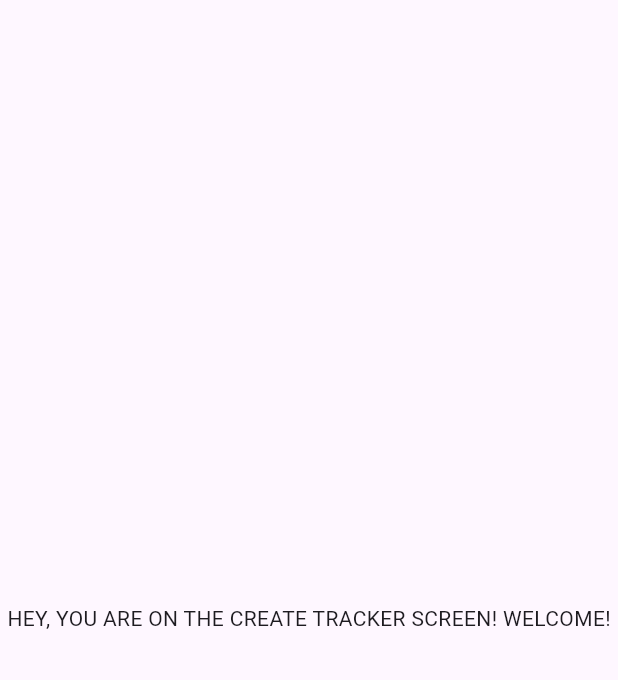
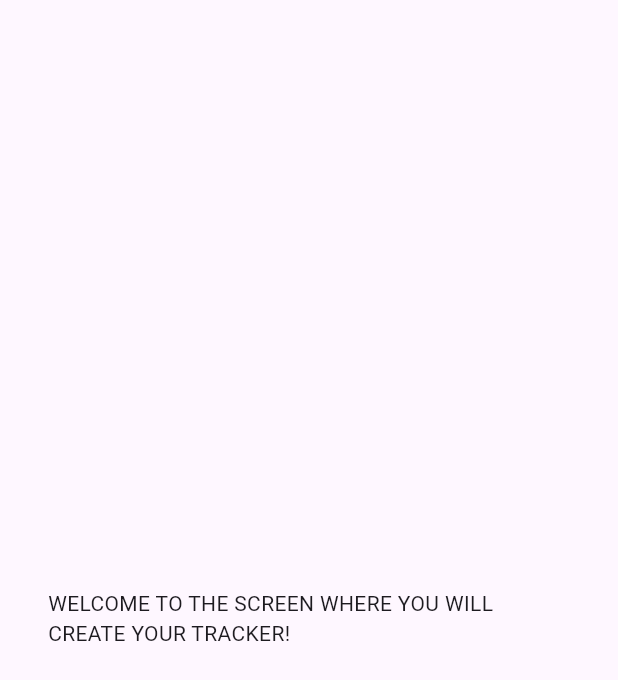
Before and after one commit to AHRGO/book-page-tracker, a Flutter app: the EmptyProgressScreen widget shown alone on an empty page, opened directly, after a tap on "Add tracker", on a phone screen of 412 x 824 dp. Shown: the top 680 px of the screen. Run offline on Flutter 3.47's test engine with Material 3 defaults, Android fonts, the phone set to English and light mode, and no system bars; our stand-ins replace equatable; missing offline and left inert: progress_tracker; statements that could not run were skipped.

Commit message:
adds a template widget for screens

```diff
--- a/lib/main.dart
+++ b/lib/main.dart
@@ -12,7 +12,11 @@ class MyApp extends StatelessWidget {
   Widget build(BuildContext context) {
     return MaterialApp(
       title: 'Progress Tracker',
-      theme: ThemeData(colorScheme: ColorScheme.fromSeed(seedColor: Colors.deepPurple)),
+      theme: ThemeData(
+        colorScheme: ColorScheme.fromSeed(
+          seedColor: Colors.deepPurple,
+        ),
+      ),
       home: HomeScreen(),
     );
   }
--- a/lib/presentation/screens/create_tracker_screen.dart
+++ b/lib/presentation/screens/create_tracker_screen.dart
@@ -1,14 +1,16 @@
 import 'package:flutter/material.dart';
+
+import '../../widgets/app_screen.dart';
 
 class CreateTrackerScreen extends StatelessWidget {
   const CreateTrackerScreen({super.key});
 
   @override
   Widget build(BuildContext context) {
-    return Scaffold(
-      body: const Center(
+    return AppScreen(
+      child: Center(
         child: Text(
-          'HEY, YOU ARE ON THE CREATE TRACKER SCREEN! WELCOME!',
+          'WELCOME TO THE SCREEN WHERE YOU WILL CREATE YOUR TRACKER!',
         ),
       ),
     );
--- a/lib/presentation/screens/empty_progress_screen.dart
+++ b/lib/presentation/screens/empty_progress_screen.dart
@@ -1,8 +1,9 @@
 import 'package:flutter/material.dart';
 
-import '../../utils/app_colors_local.dart';
+import '../../utils/app_colors.dart';
 import '../../utils/logger.dart';
 import '../../utils/paddings.dart';
+import '../../widgets/app_screen.dart';
 import 'create_tracker_screen.dart';
 
 class EmptyProgressScreen extends StatelessWidget {
@@ -10,8 +11,7 @@ class EmptyProgressScreen extends StatelessWidget {
 
   @override
   Widget build(BuildContext context) {
-    return Padding(
-      padding: const EdgeInsets.all(Paddings.p64),
+    return AppScreen(
       child: Center(
         child: Column(
           mainAxisSize: MainAxisSize.max,
@@ -21,8 +21,16 @@ class EmptyProgressScreen extends StatelessWidget {
             FilledButton.icon(
               onPressed: () {
                 //todo: navigate to track creation screen
-                Logger.logWarning('You\'ve pressed the button!');
-                Navigator.push(context, MaterialPageRoute(builder: (context) => const CreateTrackerScreen()));
+                Logger.logWarning(
+                  'You\'ve pressed the button!',
+                );
+                Navigator.push(
+                  context,
+                  MaterialPageRoute(
+                    builder: (context) =>
+                        const CreateTrackerScreen(),
+                  ),
+                );
               },
               icon: const Icon(Icons.add),
               label: const Text('Add tracker'),
@@ -40,18 +48,26 @@ class _NoProgressMessage extends StatelessWidget {
   @override
   Widget build(BuildContext context) {
     final theme = Theme.of(context);
-    final titleStyle = theme.textTheme.titleLarge?.copyWith(color: AppColorsLocal.onSurfaceColor);
+    final titleStyle = theme.textTheme.titleLarge?.copyWith(
+      color: AppColors.onSurfaceColor,
+    );
 
     return Container(
-      color: AppColorsLocal.disabledColor,
+      color: AppColors.disabledColor,
       padding: EdgeInsets.all(Paddings.p16),
       child: Column(
         mainAxisAlignment: MainAxisAlignment.start,
         children: [
           // SizedBox(height: 64.0),
-          Text('Oops, it seems you haven\'t added any progress tracker yet.', style: titleStyle),
+          Text(
+            'Oops, it seems you haven\'t added any progress tracker yet.',
+            style: titleStyle,
+          ),
           SizedBox(height: 32.0),
-          Text('Tap the button  bellow to add your first progress tracker!', style: titleStyle),
+          Text(
+            'Tap the button  bellow to add your first progress tracker!',
+            style: titleStyle,
+          ),
         ],
       ),
     );
--- a/lib/utils/app_colors_local.dart
+++ b/lib/utils/app_colors.dart
@@ -1,8 +1,8 @@
 import 'color_pallete.dart';
 
-class AppColorsLocal {
+class AppColors {
   static const outlineColor = ColorPallete.darkGray60;
-  // static const surfaceColor = ColorPallete.lightGray95;
+  static const surfaceColor = ColorPallete.lightGray95;
 
   static const onSurfaceColor = ColorPallete.lightGray35;
   static const disabledColor = ColorPallete.lightGray80;
--- /dev/null
+++ b/lib/widgets/app_screen.dart
@@ -0,0 +1,24 @@
+import 'package:flutter/material.dart';
+
+import '../utils/app_colors.dart';
+import '../utils/paddings.dart';
+
+class AppScreen extends StatelessWidget {
+  final Widget child;
+
+  const AppScreen({super.key, required this.child});
+
+  @override
+  Widget build(BuildContext context) {
+    return Scaffold(
+      // backgroundColor: AppColors.surfaceColor,
+      backgroundColor: Theme.of(context).colorScheme.surface,
+      body: SafeArea(
+        child: Padding(
+          padding: const EdgeInsets.all(Paddings.p32),
+          child: child,
+        ),
+      ),
+    );
+  }
+}
```
Also changed, not shown: lib/presentation/home_screen.dart (+5 -5 lines), lib/presentation/screens/progress_trackers_screen.dart (+14 -6 lines), lib/widgets/progress_tracker_widget.dart (+38 -10 lines), 1 other file.
